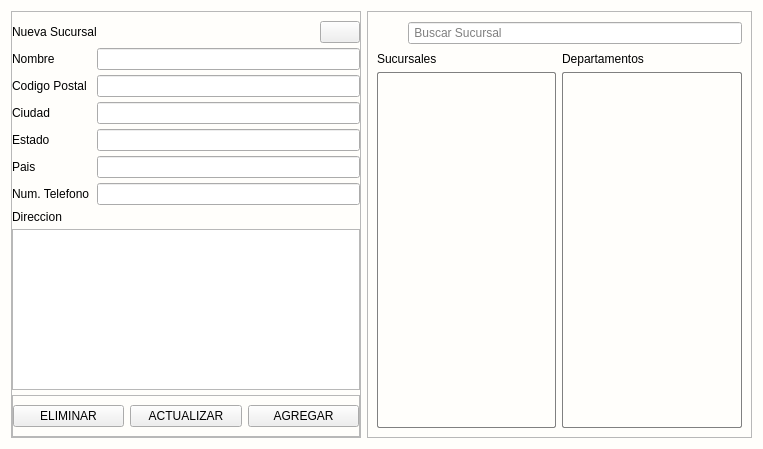
Old version of the form app/View/UserInterfaceUi/UI_CONTROL_SUCURSALES.ui in the repository LAngelVp/software-punto-de-venta.
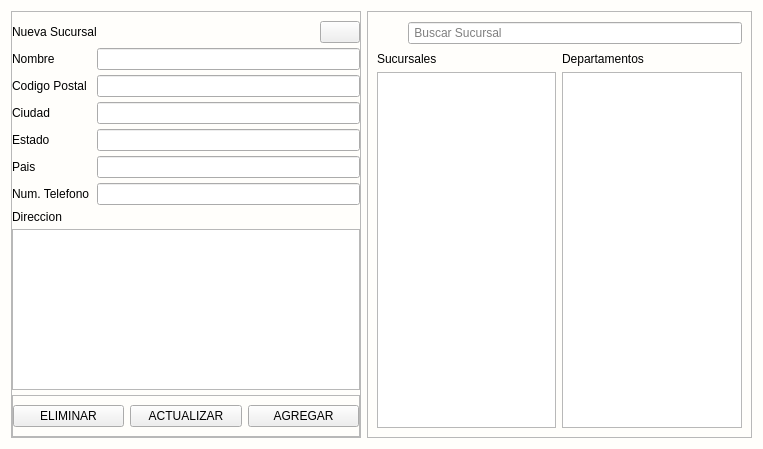
New version of the form. Icons and pictures are not drawn.

What changed in the file:
```diff
--- a/app/View/UserInterfaceUi/UI_CONTROL_SUCURSALES.ui
+++ b/app/View/UserInterfaceUi/UI_CONTROL_SUCURSALES.ui
@@ -100,53 +100,38 @@
 #btn_btn_eliminar:hover{
 background: #EE1D52;
 }
+/*QLISTWIDGET*/
 QListWidget {
-    background-color: #fffefb;  /* Color de fondo del QListWidget */
-    border: 1px solid gray;  /* Borde del QListWidget */
-    border-radius: 2px;  /* Bordes redondeados */
-    padding: 5px;  /* Espaciado interno */
+    font-family: Arial;
+    font-size: 14px;
 }
-
-QListWidget::item {
-    background-color: #fffefb;  /* Color de fondo de los elementos */
-    color: #1d1c1c;  /* Color del texto */
-    padding: 5px;  /* Espaciado interno de los elementos */
-}
-
-QListWidget::item:selected {
-    background-color: #0056a6;  /* Color de fondo al seleccionar un elemento */
-    color: white;  /* Color del texto del elemento seleccionado */
-}
-
-QScrollBar:vertical {
+/* Barra vertical */
+QListWidget::vertical-scrollbar {
     border: 1px solid gray;
     background: #023375;
-    width: 5px;
-    border-radius: 2px;
-    margin: 22px 0; 
+    width: 10px;  /* Tamaño de la barra vertical */
+    border-radius: 4px;
 }
 
-QScrollBar::handle:vertical {
+/* Manejador de la barra vertical */
+QListWidget::vertical-scrollbar::handle {
     background: #023375;  /* Color del &quot;manejador&quot; */
     min-height: 20px;  /* Altura mínima del manejador */
+    border-radius: 4px;
 }
 
-QScrollBar::add-line:vertical,
-QScrollBar::sub-line:vertical {
-    background-color: none;
-}
-
-QScrollBar:horizontal {
- border: 1px solid gray;
+/* Barra horizontal */
+QListWidget::horizontal-scrollbar {
     background: #023375;
-    height: 5px;  /* Altura de la barra */
-    border-radius: 2px;
+    height: 10px;  /* Tamaño de la barra horizontal */
+    border-radius: 4px;
 }
 
-QScrollBar::handle:horizontal {
-    background: #023375;  /* Color del &quot;manejador&quot; horizontal */
-    height: 5px;  /* Altura de la barra horizontal */
-    border-radius:3px;
+/* Manejador de la barra horizontal */
+QListWidget::horizontal-scrollbar::handle {
+    background: #023375;  /* Color del &quot;manejador&quot; */
+    height: 10px;  /* Altura del manejador horizontal */
+    border-radius: 4px;
 }
 </string>
   </property>
```
